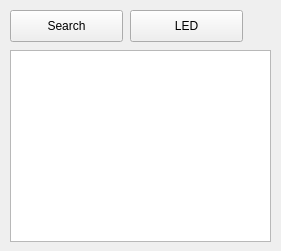
This is input_all/maingui.ui in genossefloyd/zynchron as Qt 5 draws it before an edit. The edited form follows.
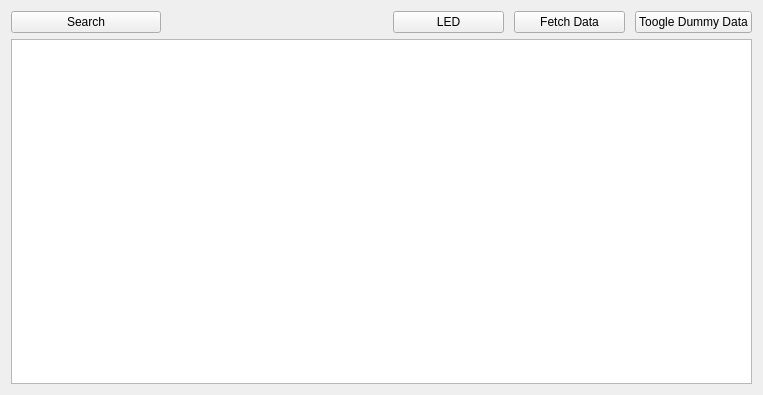
This is the edited form.

What changed in the file:
```diff
--- a/input_all/maingui.ui
+++ b/input_all/maingui.ui
@@ -6,58 +6,118 @@
    <rect>
     <x>0</x>
     <y>0</y>
-    <width>281</width>
-    <height>251</height>
+    <width>763</width>
+    <height>395</height>
    </rect>
   </property>
-  <property name="windowTitle">
-   <string>MainGui</string>
+  <property name="sizePolicy">
+   <sizepolicy hsizetype="MinimumExpanding" vsizetype="MinimumExpanding">
+    <horstretch>0</horstretch>
+    <verstretch>0</verstretch>
+   </sizepolicy>
   </property>
-  <widget class="QPushButton" name="pushButton">
-   <property name="geometry">
-    <rect>
-     <x>10</x>
-     <y>10</y>
-     <width>113</width>
-     <height>32</height>
-    </rect>
-   </property>
-   <property name="text">
-    <string>Search</string>
-   </property>
-  </widget>
-  <widget class="QListView" name="deviceList">
-   <property name="geometry">
-    <rect>
-     <x>10</x>
-     <y>50</y>
-     <width>261</width>
-     <height>192</height>
-    </rect>
-   </property>
-   <property name="editTriggers">
-    <set>QAbstractItemView::NoEditTriggers</set>
-   </property>
-   <property name="showDropIndicator" stdset="0">
-    <bool>false</bool>
-   </property>
-   <property name="resizeMode">
-    <enum>QListView::Adjust</enum>
-   </property>
-  </widget>
-  <widget class="QPushButton" name="button_LED">
-   <property name="geometry">
-    <rect>
-     <x>130</x>
-     <y>10</y>
-     <width>113</width>
-     <height>32</height>
-    </rect>
-   </property>
-   <property name="text">
-    <string>LED</string>
-   </property>
-  </widget>
+  <property name="minimumSize">
+   <size>
+    <width>280</width>
+    <height>250</height>
+   </size>
+  </property>
+  <property name="autoFillBackground">
+   <bool>false</bool>
+  </property>
+  <layout class="QVBoxLayout" name="verticalLayout">
+   <item>
+    <layout class="QHBoxLayout" name="buttonLayout" stretch="10,10,5,5,0">
+     <property name="spacing">
+      <number>10</number>
+     </property>
+     <property name="leftMargin">
+      <number>0</number>
+     </property>
+     <item>
+      <widget class="QPushButton" name="butten_Search">
+       <property name="sizePolicy">
+        <sizepolicy hsizetype="Fixed" vsizetype="Fixed">
+         <horstretch>0</horstretch>
+         <verstretch>0</verstretch>
+        </sizepolicy>
+       </property>
+       <property name="minimumSize">
+        <size>
+         <width>30</width>
+         <height>10</height>
+        </size>
+       </property>
+       <property name="maximumSize">
+        <size>
+         <width>150</width>
+         <height>32</height>
+        </size>
+       </property>
+       <property name="text">
+        <string>Search</string>
+       </property>
+      </widget>
+     </item>
+     <item>
+      <spacer name="horizontalSpacer">
+       <property name="orientation">
+        <enum>Qt::Horizontal</enum>
+       </property>
+       <property name="sizeHint" stdset="0">
+        <size>
+         <width>40</width>
+         <height>20</height>
+        </size>
+       </property>
+      </spacer>
+     </item>
+     <item>
+      <widget class="QPushButton" name="button_LED">
+       <property name="maximumSize">
+        <size>
+         <width>150</width>
+         <height>32</height>
+        </size>
+       </property>
+       <property name="text">
+        <string>LED</string>
+       </property>
+      </widget>
+     </item>
+     <item>
+      <widget class="QPushButton" name="button_Data">
+       <property name="maximumSize">
+        <size>
+         <width>150</width>
+         <height>32</height>
+        </size>
+       </property>
+       <property name="text">
+        <string>Fetch Data</string>
+       </property>
+      </widget>
+     </item>
+     <item>
+      <widget class="QPushButton" name="button_dummyData">
+       <property name="text">
+        <string>Toogle Dummy Data</string>
+       </property>
+      </widget>
+     </item>
+    </layout>
+   </item>
+   <item>
+    <widget class="QTextBrowser" name="textBrowser">
+     <property name="minimumSize">
+      <size>
+       <width>100</width>
+       <height>100</height>
+      </size>
+     </property>
+    </widget>
+   </item>
+  </layout>
  </widget>
  <layoutdefault spacing="6" margin="11"/>
  <resources/>
```
